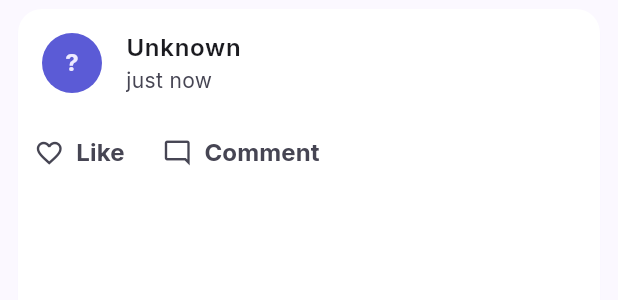
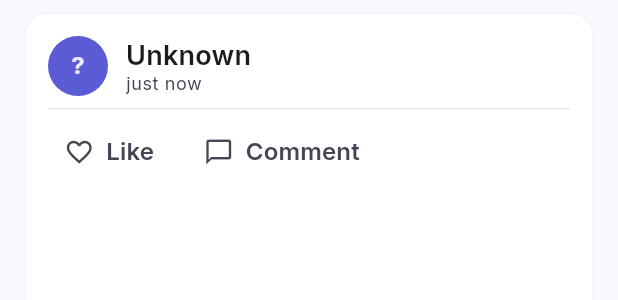
Before and after one commit to shekhtalha789-glitch/social_connect_app, a Flutter app: the PostCard widget shown alone on an empty page, opened directly with empty values, on a phone screen of 412 x 824 dp. Shown: the top 300 px of the screen. Run offline on Flutter 3.47's test engine with Material 3 defaults, Android fonts, the phone set to English and light mode, and no system bars; drawn by our look-alikes of flutter_animate; our stand-ins replace cached_network_image, cloud_firestore, firebase_auth, firebase_core, firebase_messaging, firebase_storage and 4 more; accounts and stored records are empty.

Commit message:
Redesign feed, post card and bottom nav to Kinetic Minimalist
- PostCard: bordered 16r card, tappable author header (title-md name +
  muted timestamp), body text, 4:3 rounded image, divider + action row
- LikeButton: spirited-red secondary accent for liked state, semibold counts
- Feed: animated floating empty state, primary pill "Post" FAB
- App bar titles standardized to primary headline-md (theme)
- Bottom nav Feed icon -> home; like accent token -> secondary
- Omitted dead UI: post more-menu, share, app-bar menu/notifications,
  trending-topics block

Co-Authored-By: Claude Opus 4.8 (1M context) <noreply@anthropic.com>

```diff
--- a/lib/core/theme/app_colors.dart
+++ b/lib/core/theme/app_colors.dart
@@ -53,6 +53,7 @@ class AppColors {
   static const outline = Color(0xFF777585);
   static const outlineVariant = Color(0xFFC7C4D6);
 
-  /// The "Like" accent. Per the design, a spirited red is reserved for likes.
-  static const like = secondaryContainer;
+  /// The "Like" accent. Per the design, the spirited red secondary is reserved
+  /// for likes.
+  static const like = secondary;
 }
--- a/lib/core/theme/app_theme.dart
+++ b/lib/core/theme/app_theme.dart
@@ -78,7 +78,7 @@ class AppTheme {
         surfaceTintColor: Colors.transparent,
         elevation: 0,
         scrolledUnderElevation: 0.5,
-        titleTextStyle: AppTextStyles.titleMd.copyWith(color: scheme.onSurface),
+        titleTextStyle: AppTextStyles.headlineMd.copyWith(color: scheme.primary),
       ),
       filledButtonTheme: FilledButtonThemeData(
         style: FilledButton.styleFrom(
--- a/lib/features/feed/presentation/widgets/like_button.dart
+++ b/lib/features/feed/presentation/widgets/like_button.dart
@@ -1,5 +1,7 @@
 import 'package:flutter/material.dart';
 import 'package:flutter_animate/flutter_animate.dart';
+
+import '../../../../core/theme/app_colors.dart';
 
 /// Like action with a bouncy heart. The icon replays a spring-scale animation
 /// whenever the liked state flips, giving the tap a tactile, modern feel.
@@ -18,7 +20,7 @@ class LikeButton extends StatelessWidget {
   @override
   Widget build(BuildContext context) {
     final color = liked
-        ? Colors.red
+        ? AppColors.like
         : Theme.of(context).colorScheme.onSurfaceVariant;
 
     final icon =
@@ -39,7 +41,10 @@ class LikeButton extends StatelessWidget {
     return TextButton.icon(
       onPressed: onTap,
       icon: icon,
-      label: Text(count > 0 ? '$count' : 'Like'),
+      label: Text(
+        count > 0 ? '$count' : 'Like',
+        style: const TextStyle(fontWeight: FontWeight.w600),
+      ),
       style: TextButton.styleFrom(foregroundColor: color),
     );
   }
--- a/lib/features/feed/presentation/widgets/post_card.dart
+++ b/lib/features/feed/presentation/widgets/post_card.dart
@@ -11,8 +11,8 @@ import '../../domain/post.dart';
 import '../feed_providers.dart';
 import 'like_button.dart';
 
-/// A single post in the feed: author header, text, optional image, and the
-/// like / comment action row.
+/// A single post in the feed: tappable author header, text, optional image, and
+/// the like / comment action row.
 class PostCard extends ConsumerWidget {
   const PostCard({super.key, required this.post});
 
@@ -21,48 +21,85 @@ class PostCard extends ConsumerWidget {
   @override
   Widget build(BuildContext context, WidgetRef ref) {
     final theme = Theme.of(context);
+    final scheme = theme.colorScheme;
     final uid = ref.watch(authStateProvider).asData?.value?.uid;
     final liked = post.isLikedBy(uid);
 
     return Card(
-      margin: const EdgeInsets.symmetric(horizontal: 12, vertical: 6),
-      clipBehavior: Clip.antiAlias,
+      margin: const EdgeInsets.symmetric(horizontal: 16, vertical: 8),
+      shape: RoundedRectangleBorder(
+        borderRadius: BorderRadius.circular(16),
+        side: BorderSide(
+          color: scheme.outlineVariant.withValues(alpha: 0.2),
+        ),
+      ),
+      child: Padding(
+        padding: const EdgeInsets.all(16),
         child: Column(
           crossAxisAlignment: CrossAxisAlignment.start,
           children: [
-          ListTile(
-            leading: UserAvatar(
+            // Author header (tappable -> profile)
+            InkWell(
+              borderRadius: BorderRadius.circular(8),
+              onTap: post.authorId.isEmpty
+                  ? null
+                  : () => context.push(Routes.userProfile(post.authorId)),
+              child: Row(
+                children: [
+                  UserAvatar(
                     photoUrl: post.authorPhotoUrl,
                     initial: post.authorInitial,
                   ),
-            title: Text(
+                  const SizedBox(width: 12),
+                  Column(
+                    crossAxisAlignment: CrossAxisAlignment.start,
+                    children: [
+                      Text(
                         post.authorName.isEmpty ? 'Unknown' : post.authorName,
-              style: const TextStyle(fontWeight: FontWeight.w600),
+                        style: theme.textTheme.titleMedium
+                            ?.copyWith(fontWeight: FontWeight.w600),
                       ),
-            subtitle: Text(timeAgo(post.createdAt)),
-            onTap: post.authorId.isEmpty
-                ? null
-                : () => context.push(Routes.userProfile(post.authorId)),
-          ),
-          if (post.text.isNotEmpty)
-            Padding(
-              padding: const EdgeInsets.fromLTRB(16, 0, 16, 12),
-              child: Text(post.text, style: theme.textTheme.bodyLarge),
-            ),
-          if (post.hasImage)
-            CachedNetworkImage(
-              imageUrl: post.imageUrl,
-              width: double.infinity,
-              fit: BoxFit.cover,
-              placeholder: (context, url) => const SizedBox(
-                height: 200,
-                child: Center(child: CircularProgressIndicator()),
-              ),
-              errorWidget: (context, url, error) => const SizedBox(
-                height: 120,
-                child: Center(child: Icon(Icons.broken_image_outlined)),
+                      Text(
+                        timeAgo(post.createdAt),
+                        style: theme.textTheme.bodySmall?.copyWith(
+                          color: scheme.onSurfaceVariant,
                         ),
                       ),
+                    ],
+                  ),
+                ],
+              ),
+            ),
+            if (post.text.isNotEmpty) ...[
+              const SizedBox(height: 12),
+              Text(post.text, style: theme.textTheme.bodyLarge),
+            ],
+            if (post.hasImage) ...[
+              const SizedBox(height: 12),
+              ClipRRect(
+                borderRadius: BorderRadius.circular(12),
+                child: AspectRatio(
+                  aspectRatio: 4 / 3,
+                  child: CachedNetworkImage(
+                    imageUrl: post.imageUrl,
+                    fit: BoxFit.cover,
+                    placeholder: (context, url) => Container(
+                      color: scheme.surfaceContainerHigh,
+                      child: const Center(child: CircularProgressIndicator()),
+                    ),
+                    errorWidget: (context, url, error) => Container(
+                      color: scheme.surfaceContainerHigh,
+                      child: const Center(
+                        child: Icon(Icons.broken_image_outlined),
+                      ),
+                    ),
+                  ),
+                ),
+              ),
+            ],
+            const SizedBox(height: 8),
+            Divider(color: scheme.surfaceContainerHigh, height: 1),
+            const SizedBox(height: 4),
             Row(
               children: [
                 LikeButton(
@@ -74,8 +111,9 @@ class PostCard extends ConsumerWidget {
                           .read(feedRepositoryProvider)
                           .toggleLike(post.id, uid),
                 ),
+                const SizedBox(width: 8),
                 _ActionButton(
-                icon: Icons.mode_comment_outlined,
+                  icon: Icons.chat_bubble_outline,
                   label: post.commentCount > 0
                       ? '${post.commentCount}'
                       : 'Comment',
@@ -84,6 +122,7 @@ class PostCard extends ConsumerWidget {
               ],
             ),
           ],
+        ),
       ),
     );
   }
@@ -105,7 +144,10 @@ class _ActionButton extends StatelessWidget {
     return TextButton.icon(
       onPressed: onTap,
       icon: Icon(icon, size: 20),
-      label: Text(label),
+      label: Text(
+        label,
+        style: const TextStyle(fontWeight: FontWeight.w600),
+      ),
       style: TextButton.styleFrom(
         foregroundColor: Theme.of(context).colorScheme.onSurfaceVariant,
       ),
--- a/lib/features/home/presentation/home_shell.dart
+++ b/lib/features/home/presentation/home_shell.dart
@@ -21,8 +21,8 @@ class HomeShell extends StatelessWidget {
         onDestinationSelected: _onTap,
         destinations: const [
           NavigationDestination(
-            icon: Icon(Icons.dynamic_feed_outlined),
-            selectedIcon: Icon(Icons.dynamic_feed),
+            icon: Icon(Icons.home_outlined),
+            selectedIcon: Icon(Icons.home),
             label: AppStrings.feedTitle,
           ),
           NavigationDestination(
```
Also changed, not shown: lib/features/feed/presentation/feed_screen.dart (+49 -9 lines). Lines whose indentation alone changed are shown as unchanged.
